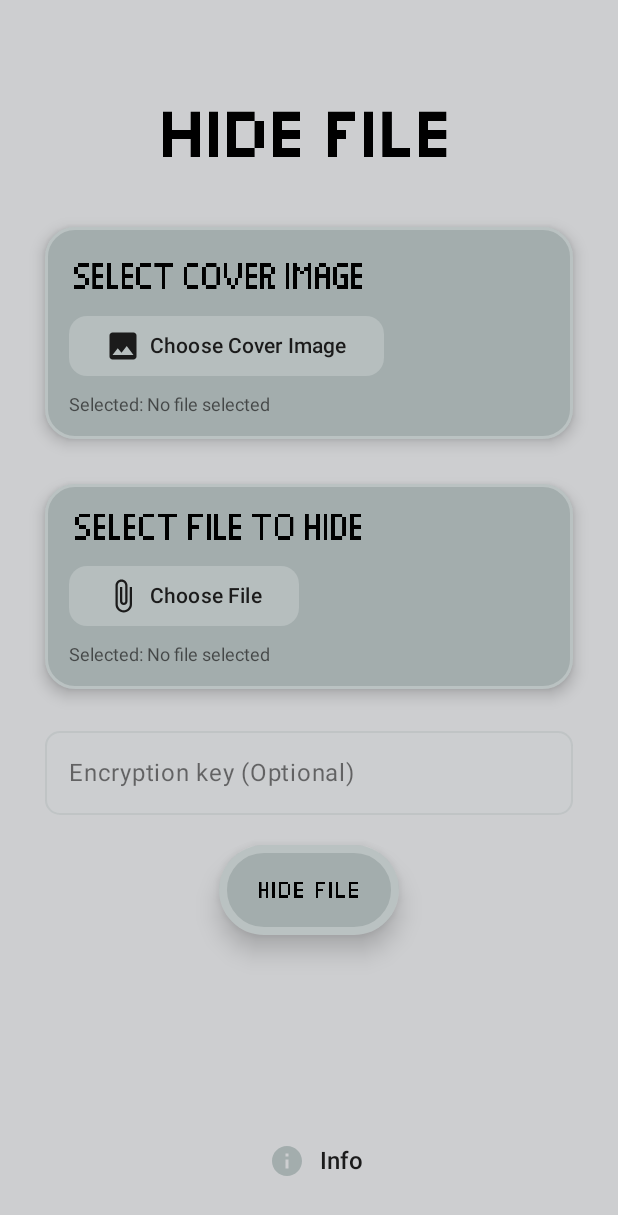
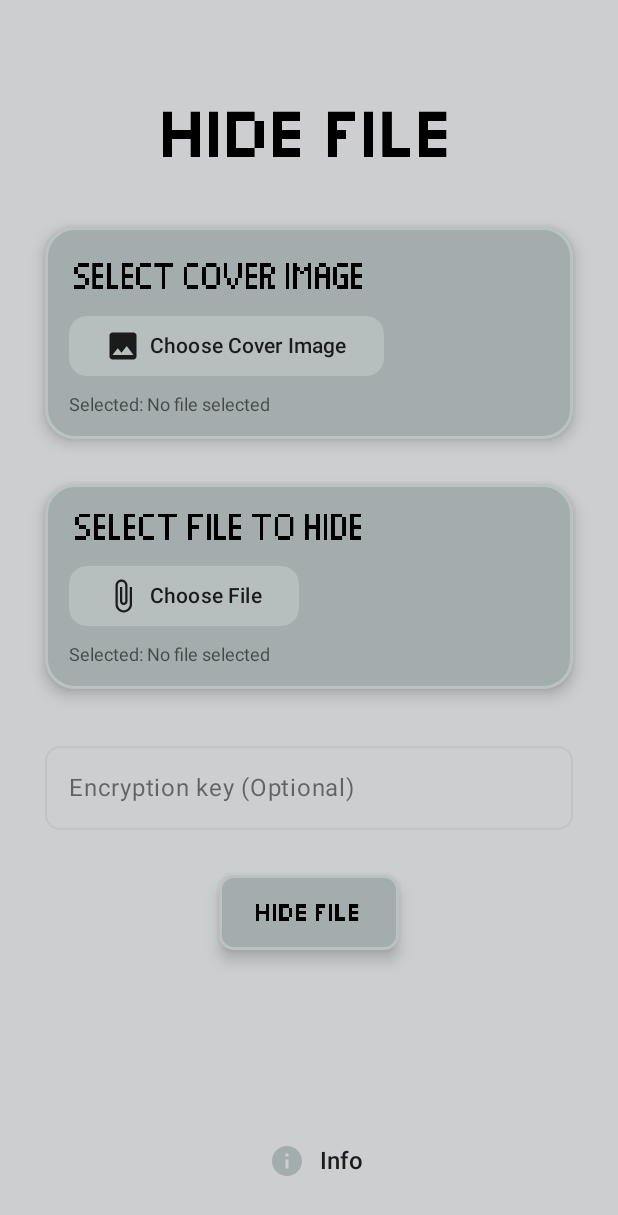
Before and after one commit to christian759/Secret-Pixel, an Android app built with Jetpack Compose: the hide_file screen opened through its navigation route, on a phone screen of 412 x 824 dp. Shown: the top 1215 px of the screen. Run offline under Robolectric (Android 15) with nearby library versions, the phone set to English and light mode, and no system bars.

Commit message:
23rd April: hidefile ui complete

```diff
--- a/app/src/main/java/com/example/secretpixel/ui/screens/hideFile.kt
+++ b/app/src/main/java/com/example/secretpixel/ui/screens/hideFile.kt
@@ -1,7 +1,6 @@
 package com.example.secretpixel.ui.screens
 
 import android.net.Uri
-import android.widget.ImageButton
 import androidx.activity.compose.rememberLauncherForActivityResult
 import androidx.activity.result.contract.ActivityResultContracts
 import androidx.compose.foundation.*
@@ -13,7 +12,6 @@ import androidx.compose.material3.*
 import androidx.compose.runtime.*
 import androidx.compose.ui.*
 import androidx.compose.ui.graphics.Color
-import androidx.compose.ui.graphics.painter.Painter
 import androidx.compose.ui.graphics.vector.ImageVector
 import androidx.compose.ui.platform.LocalContext
 import androidx.compose.ui.res.painterResource
@@ -78,7 +76,7 @@ fun hideFile(navController: NavController) {
                 onClick = { pickFile.launch("*/*") }
             )
 
-            Spacer(modifier = Modifier.height(20.dp))
+            Spacer(modifier = Modifier.height(30.dp))
 
             // Output name field
             OutlinedTextField(
@@ -101,20 +99,27 @@ fun hideFile(navController: NavController) {
                 )
             )
 
-            Spacer(modifier = Modifier.height(20.dp))
+            Spacer(modifier = Modifier.height(30.dp))
 
-            Button(
-                modifier =  Modifier.width(120.dp).height(60.dp),
-                border = BorderStroke(5.dp, Color.White.copy(alpha = 0.25f)),
-                elevation = ButtonDefaults.buttonElevation(10.dp, 12.dp),
+            OutlinedButton(
+                modifier = Modifier.height(50.dp).width(120.dp),
+                shape = RoundedCornerShape(10.dp),
+                border = BorderStroke(2.dp, Color.White.copy(alpha = 0.25f)),
+                elevation = ButtonDefaults.buttonElevation(6.dp, 2.dp),
                 colors = ButtonColors(containerColor = colorScheme.cardColor, contentColor = Color.Unspecified,
                     disabledContentColor = Color.Unspecified, disabledContainerColor = Color.Unspecified),
-               onClick =  {}
+               onClick =  {
+
+               }
             ) {
-                Image(
-                    painter = painterResource(R.drawable.hidefile2), "hide file button",
+                Box(
                     modifier = Modifier.fillMaxSize()
-                )
+                ) {
+                    Image(
+                        painter = painterResource(R.drawable.hidefile2__2_), "hide file button",
+                        modifier = Modifier.matchParentSize()
+                    )
+                }
             }
 
             Spacer(Modifier.weight(1f))
```
Also changed, not shown: app/src/main/res/drawable-hdpi/hidefile2.png.
